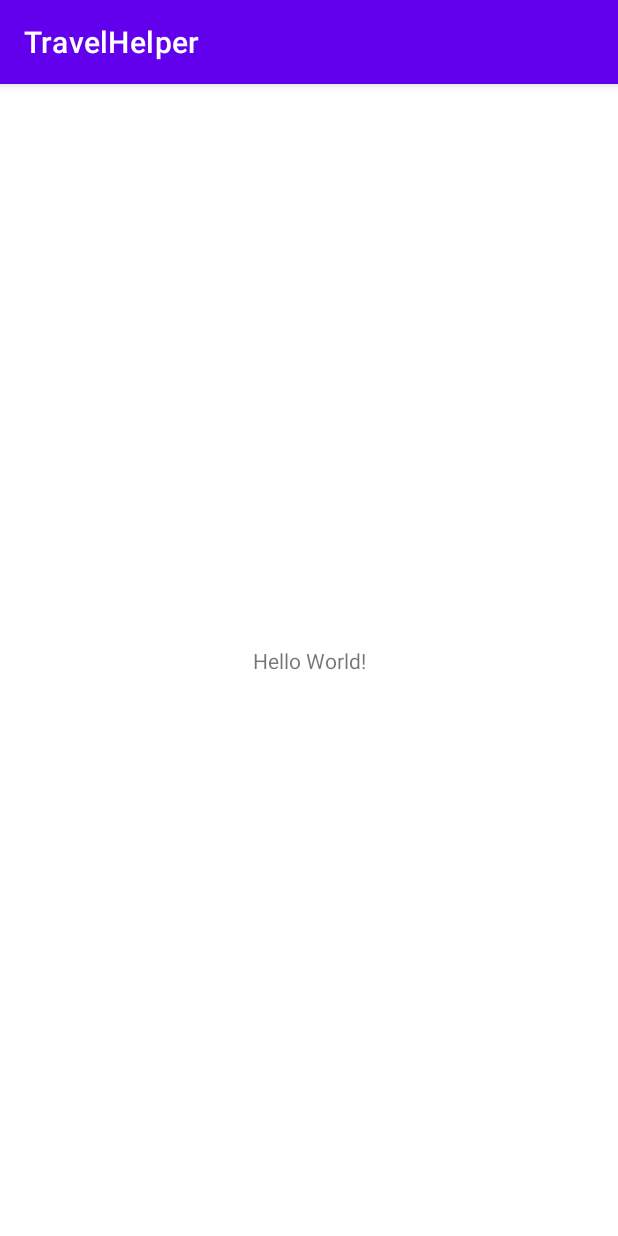
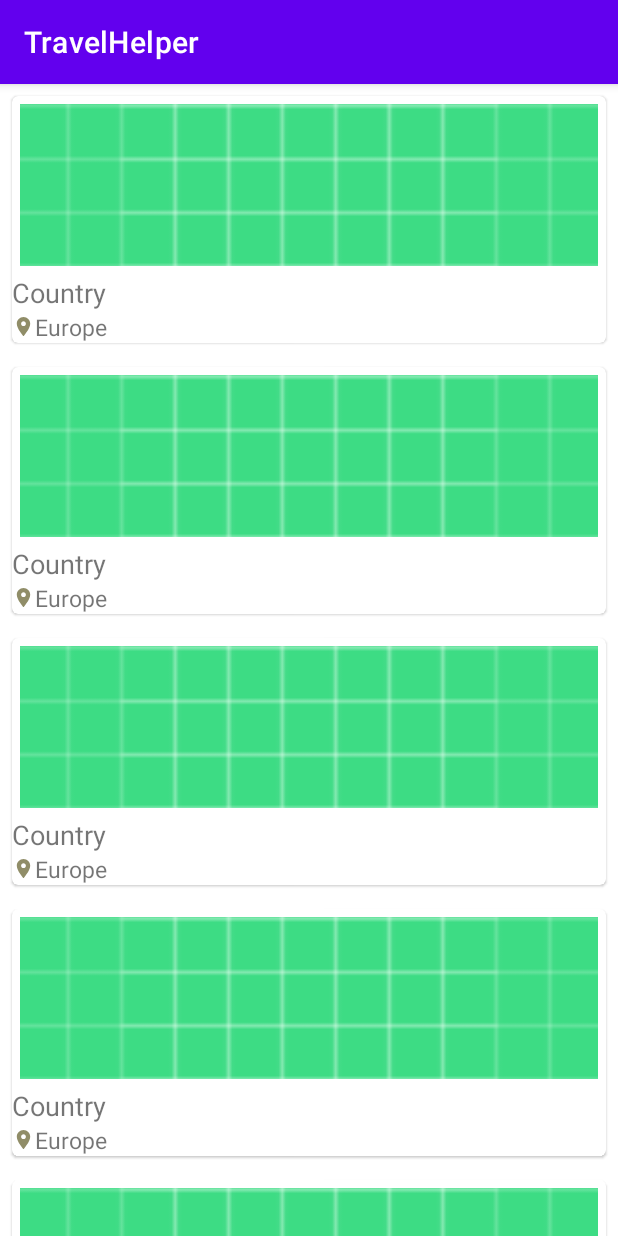
Before and after one commit to AlehKastsiukovich/Travel_Helper_It_Academy, an Android app: the screen it shows after launch (MainActivity), on a phone screen of 412 x 824 dp. Run offline under Robolectric (Android 15) with nearby library versions, the phone set to English and light mode, and no system bars; our stand-ins replace Room's generated code.

```diff
--- a/app/src/main/java/by/itacademy/training/travelhelper/entity/Country.kt
+++ b/app/src/main/java/by/itacademy/training/travelhelper/entity/Country.kt
@@ -1,8 +1,12 @@
 package by.itacademy.training.travelhelper.entity
 
+import androidx.room.Entity
+
+@Entity(tableName = "countries")
 data class Country(
-    val name: String,
-    val location: String,
-    val description: String,
-    val population: Int
+    val name: String = "Country",
+    val location: String = "Europe",
+    val description: String = "No",
+    val imageUrl: String = "",
+    val population: Int = 10
 )
--- a/app/src/main/java/by/itacademy/training/travelhelper/view/CountryListFragment.kt
+++ b/app/src/main/java/by/itacademy/training/travelhelper/view/CountryListFragment.kt
@@ -5,7 +5,10 @@ import android.view.LayoutInflater
 import android.view.View
 import android.view.ViewGroup
 import androidx.fragment.app.Fragment
+import androidx.recyclerview.widget.LinearLayoutManager
 import by.itacademy.training.travelhelper.databinding.FragmentCountryListBinding
+import by.itacademy.training.travelhelper.entity.Country
+import by.itacademy.training.travelhelper.view.adapter.CountryAdapter
 
 class CountryListFragment : Fragment() {
 
@@ -17,6 +20,17 @@ class CountryListFragment : Fragment() {
         savedInstanceState: Bundle?
     ): View? {
         binding = FragmentCountryListBinding.inflate(inflater, container, false)
+        setUpRecyclerView()
         return binding.root
     }
+
+    private fun setUpRecyclerView() {
+        val countryAdapter = CountryAdapter()
+        val list = listOf(Country(), Country(), Country(), Country(), Country(), Country(), Country())
+        countryAdapter.addCountries(list)
+        binding.countriesRecyclerView.apply {
+            adapter = countryAdapter
+            layoutManager = LinearLayoutManager(activity)
+        }
+    }
 }
--- a/app/src/main/java/by/itacademy/training/travelhelper/view/MainActivity.kt
+++ b/app/src/main/java/by/itacademy/training/travelhelper/view/MainActivity.kt
@@ -3,10 +3,20 @@ package by.itacademy.training.travelhelper.view
 import android.os.Bundle
 import androidx.appcompat.app.AppCompatActivity
 import by.itacademy.training.travelhelper.R
+import by.itacademy.training.travelhelper.databinding.ActivityMainBinding
 
 class MainActivity : AppCompatActivity() {
+
+    private lateinit var binding: ActivityMainBinding
+
     override fun onCreate(savedInstanceState: Bundle?) {
         super.onCreate(savedInstanceState)
-        setContentView(R.layout.activity_main)
+        binding = ActivityMainBinding.inflate(layoutInflater)
+        setContentView(binding.root)
+
+        supportFragmentManager.beginTransaction()
+            .replace(R.id.fragmentsContainer, CountryListFragment())
+            .addToBackStack(null)
+            .commit()
     }
 }
--- a/app/src/main/java/by/itacademy/training/travelhelper/view/adapter/CountryAdapter.kt
+++ b/app/src/main/java/by/itacademy/training/travelhelper/view/adapter/CountryAdapter.kt
@@ -1,24 +1,49 @@
 package by.itacademy.training.travelhelper.view.adapter
 
+import android.view.LayoutInflater
 import android.view.View
 import android.view.ViewGroup
 import androidx.recyclerview.widget.RecyclerView
+import by.itacademy.training.travelhelper.R
+import by.itacademy.training.travelhelper.databinding.ItemCountryBinding
+import by.itacademy.training.travelhelper.entity.Country
+import com.bumptech.glide.Glide
 
 class CountryAdapter : RecyclerView.Adapter<CountryAdapter.CountryViewHolder>() {
 
     private val countryList = mutableListOf<Country>()
 
     override fun onCreateViewHolder(parent: ViewGroup, viewType: Int): CountryViewHolder {
-        TODO("Not yet implemented")
+        val view: View = LayoutInflater.from(parent.context).inflate(R.layout.item_country, parent, false)
+        return CountryViewHolder(view)
     }
 
     override fun onBindViewHolder(holder: CountryViewHolder, position: Int) {
-        TODO("Not yet implemented")
+        holder.bind(countryList[position])
     }
 
-    override fun getItemCount(): Int {
-        TODO("Not yet implemented")
+    override fun getItemCount() = countryList.size
+
+    fun addCountries(countries: List<Country>) {
+        countryList.addAll(countries)
+        notifyDataSetChanged()
     }
 
-    class CountryViewHolder(itemView: View) : RecyclerView.ViewHolder(itemView)
+    class CountryViewHolder(itemView: View) : RecyclerView.ViewHolder(itemView) {
+        private val binding = ItemCountryBinding.bind(itemView)
+
+        fun bind(country: Country) {
+            setCountryImage()
+            binding.countryName.text = country.name
+            binding.countryLocation.text = country.location
+        }
+
+        private fun setCountryImage() {
+            Glide.with(itemView.context)
+                .load(R.drawable.ic_launcher_background)
+                .placeholder(R.drawable.ic_launcher_background)
+                .centerCrop()
+                .into(binding.countryImageView)
+        }
+    }
 }
--- a/app/src/main/res/layout/activity_main.xml
+++ b/app/src/main/res/layout/activity_main.xml
@@ -1,18 +1,12 @@
 <?xml version="1.0" encoding="utf-8"?>
 <androidx.constraintlayout.widget.ConstraintLayout xmlns:android="http://schemas.android.com/apk/res/android"
-    xmlns:app="http://schemas.android.com/apk/res-auto"
     xmlns:tools="http://schemas.android.com/tools"
     android:layout_width="match_parent"
     android:layout_height="match_parent"
     tools:context=".view.MainActivity">
 
-    <TextView
-        android:layout_width="wrap_content"
-        android:layout_height="wrap_content"
-        android:text="Hello World!"
-        app:layout_constraintBottom_toBottomOf="parent"
-        app:layout_constraintLeft_toLeftOf="parent"
-        app:layout_constraintRight_toRightOf="parent"
-        app:layout_constraintTop_toTopOf="parent" />
-
+    <FrameLayout
+        android:id="@+id/fragmentsContainer"
+        android:layout_width="match_parent"
+        android:layout_height="match_parent" />
 </androidx.constraintlayout.widget.ConstraintLayout>
--- a/app/src/main/res/layout/item_country.xml
+++ b/app/src/main/res/layout/item_country.xml
@@ -1,16 +1,13 @@
 <?xml version="1.0" encoding="utf-8"?>
-<androidx.constraintlayout.widget.ConstraintLayout xmlns:android="http://schemas.android.com/apk/res/android"
+<com.google.android.material.card.MaterialCardView xmlns:android="http://schemas.android.com/apk/res/android"
     xmlns:app="http://schemas.android.com/apk/res-auto"
-    android:layout_width="match_parent"
-    android:layout_height="wrap_content"
-    android:layout_margin="15dp">
-
-    <com.google.android.material.card.MaterialCardView
     android:id="@+id/countryCardView"
     android:layout_width="match_parent"
     android:layout_height="wrap_content"
-        app:layout_constraintTop_toTopOf="parent"
-        android:elevation="4dp">
+    android:layout_margin="8dp"
+    android:elevation="10dp"
+    app:cardCornerRadius="4dp"
+    app:layout_constraintTop_toTopOf="parent">
 
     <LinearLayout
         android:layout_width="match_parent"
@@ -20,16 +17,17 @@
         <ImageView
             android:id="@+id/countryImageView"
             android:layout_width="match_parent"
+            android:layout_height="wrap_content"
             android:scaleType="fitXY"
-                android:src="@drawable/ic_launcher_background"
-                android:layout_height="wrap_content"/>
+            android:padding="5dp"
+            android:src="@drawable/ic_launcher_background" />
 
         <TextView
             android:id="@+id/countryName"
             android:layout_width="match_parent"
             android:layout_height="wrap_content"
-                android:textSize="18sp"
-                android:text="@string/country_example" />
+            android:text="@string/country_example"
+            android:textSize="18sp" />
 
         <TextView
             android:id="@+id/countryLocation"
@@ -40,4 +38,3 @@
             app:drawableStartCompat="@drawable/ic_baseline_location_on_24" />
     </LinearLayout>
 </com.google.android.material.card.MaterialCardView>
-</androidx.constraintlayout.widget.ConstraintLayout>
```
Also changed, not shown: app/build.gradle (+11 -0 lines), app/src/main/java/by/itacademy/training/travelhelper/model/CountriesDao.kt (added, +14 -0 lines), app/src/main/java/by/itacademy/training/travelhelper/model/CountriesRoomDatabase.kt (added, +26 -0 lines). Lines whose indentation alone changed are shown as unchanged.
